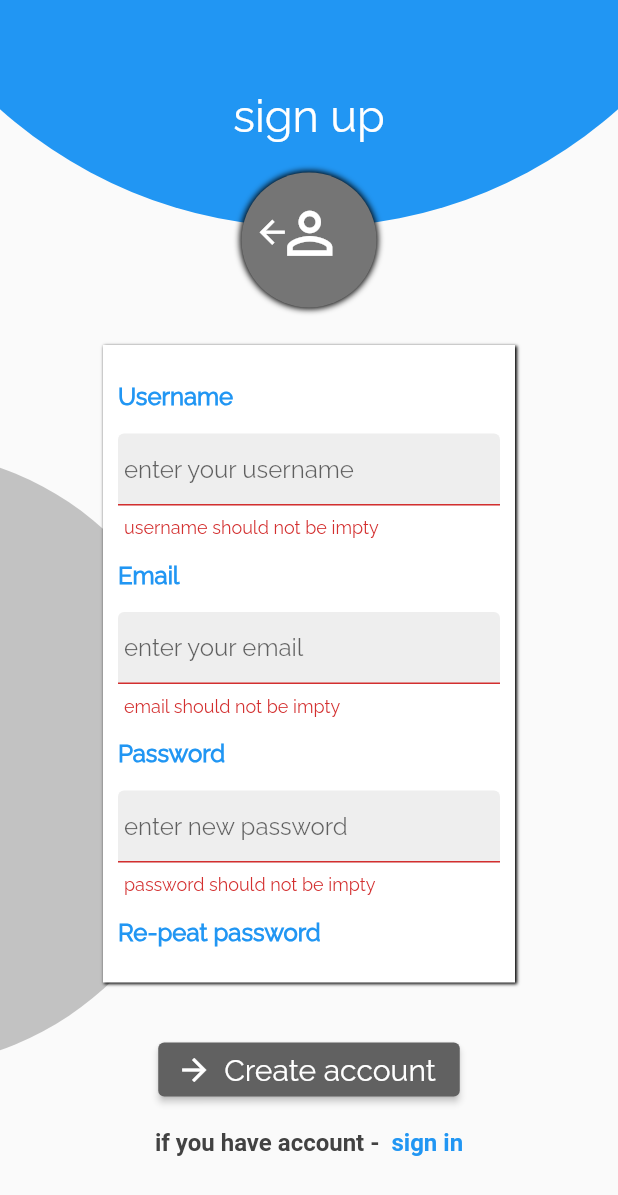
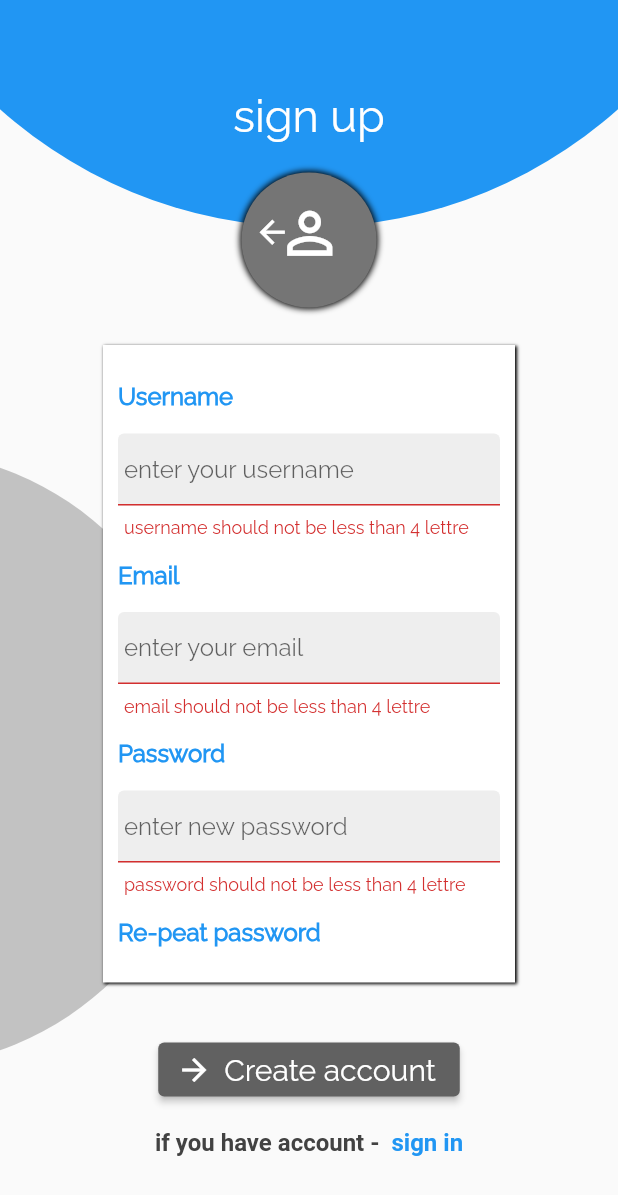
Before and after one commit to ziadmk12/first_project_flutter, a Flutter app: the screen it shows after launch, after a tap on the "person outline" icon, on a phone screen of 412 x 824 dp. Shown: the top 1195 px of the screen. Run offline on Flutter 3.47's test engine with Material 2 defaults, Android fonts, the light colour scheme and no system bars; our stand-ins replace carousel_pro, image_picker, shared_preferences; network calls fail.

Commit message:
add ( Icon image , input validator ,  global alert )

```diff
--- /dev/null
+++ b/lib/compenent/alert.dart
@@ -0,0 +1,32 @@
+import 'package:flutter/material.dart';
+
+ShowDialog(context) {
+  return showDialog(
+      context: context,
+      builder: (context) {
+        return AlertDialog(
+          content: Row(
+            children: [Text('Loading '), CircularProgressIndicator()],
+          ),
+        );
+      });
+}
+
+showDialogAll(context, String mytitle, String mycontent) {
+  return showDialog(
+      context: context,
+      builder: (context) {
+        return AlertDialog(
+          content: Text(mycontent),
+          title: Text(mytitle),
+          actions: [
+            TextButton(
+              onPressed: () {
+                Navigator.of(context).pop();
+              },
+              child: Text('close'),
+            ),
+          ],
+        );
+      });
+}
--- /dev/null
+++ b/lib/compenent/validinput.dart
@@ -0,0 +1,53 @@
+import 'package:flutter/material.dart';
+
+validinput(String val, int max, int min, String type) {
+  if (val.trim().length > max) {
+    return '$type should not be less than $max lettre';
+  }
+
+  if (val.trim().length < min) {
+    return '$type should not be less than $min lettre';
+  }
+
+  if (val.trim().isEmpty) {
+    return '$type should not be impty';
+  }
+}
+
+validEmail(String val, int max, int min, String type) {
+  Pattern pattern =
+      r"^[a-zA-Z0-9.!#$%&'*+/=?^_`{|}~-]+@[a-zA-Z0-9](?:[a-zA-Z0-9-]{0,253}[a-zA-Z0-9])?(?:\.[a-zA-Z0-9](?:[a-zA-Z0-9-]{0,253}[a-zA-Z0-9])?)*$";
+  if (val.trim().length > max) {
+    return '$type should not be less than $max lettre';
+  }
+
+  if (val.trim().length < min) {
+    return '$type should not be less than $min lettre';
+  }
+
+  if (val.trim().isEmpty) {
+    return '$type should not be impty';
+  }
+
+  RegExp regExp = new RegExp(pattern);
+  if (!regExp.hasMatch(val)) {
+    return '$type form not match (exemple@gmail.com)';
+  }
+}
+
+confirmPassword(String val, int max, int min, String type, String password) {
+  if (val.trim().length > max) {
+    return '$type should not be less than $max lettre';
+  }
+
+  if (val.trim().length < min) {
+    return '$type should not be less than $min lettre';
+  }
+
+  if (val.trim().isEmpty) {
+    return '$type should not be impty';
+  }
+  if (val != password) {
+    return '$type not match';
+  }
+}
--- a/lib/pages/login.dart
+++ b/lib/pages/login.dart
@@ -1,8 +1,11 @@
+import 'package:first_project/compenent/validinput.dart';
 import 'package:flutter/gestures.dart';
 import 'package:flutter/material.dart';
 import 'package:http/http.dart' as http;
 import 'dart:convert' as convert;
 import 'package:shared_preferences/shared_preferences.dart';
+
+import '../compenent/alert.dart';
 
 class Login extends StatefulWidget {
   @override
@@ -16,38 +19,6 @@ class _LoginState extends State<Login> {
   TextEditingController confirmpassword = new TextEditingController();
   GlobalKey<FormState> formstatesignup = new GlobalKey<FormState>();
   GlobalKey<FormState> formstatesignin = new GlobalKey<FormState>();
-  Pattern pattern =
-      r"^[a-zA-Z0-9.!#$%&'*+/=?^_`{|}~-]+@[a-zA-Z0-9](?:[a-zA-Z0-9-]{0,253}[a-zA-Z0-9])?(?:\.[a-zA-Z0-9](?:[a-zA-Z0-9-]{0,253}[a-zA-Z0-9])?)*$";
-  showdialog(context) {
-    return showDialog(
-        context: context,
-        builder: (context) {
-          return AlertDialog(
-            content: Row(
-              children: [Text('Loading '), CircularProgressIndicator()],
-            ),
-          );
-        });
-  }
-
-  showdialogAll(context, String mytitle, String mycontent) {
-    return showDialog(
-        context: context,
-        builder: (context) {
-          return AlertDialog(
-            content: Text(mycontent),
-            title: Text(mytitle),
-            actions: [
-              TextButton(
-                onPressed: () {
-                  Navigator.of(context).pop();
-                },
-                child: Text('done'),
-              ),
-            ],
-          );
-        });
-  }
 
   savePref(String id, String username, String email) async {
     SharedPreferences prefs = await SharedPreferences.getInstance();
@@ -74,7 +45,7 @@ class _LoginState extends State<Login> {
             responsebody['email']);
         Navigator.of(context).pushNamed('home');
       } else {
-        showdialogAll(context, 'Faild', 'email or password incorrect');
+        showDialogAll(context, 'Faild', 'email or password incorrect');
       }
     } else {
       print('no valid');
@@ -97,63 +68,10 @@ class _LoginState extends State<Login> {
         print('succes');
         Navigator.of(context).pushNamed('home');
       } else {
-        showdialogAll(context, 'Faild', 'this email is used before');
+        showDialogAll(context, 'Faild', 'this email is used before');
       }
     } else {
       print('no valid');
-    }
-  }
-
-  String validGlobal(String val) {
-    if (val.trim().isEmpty) {
-      return 'faild is empty';
-    }
-  }
-
-  String validUsername(String val) {
-    if (val.trim().isEmpty) {
-      return 'username should not be impty';
-    }
-    if (val.trim().length < 4) {
-      return 'username should not be less than 4 lettre';
-    }
-    if (val.trim().length > 10) {
-      return 'username should not be larger than 10 lettre';
-    }
-  }
-
-  String validPassword(String val) {
-    if (val.trim().isEmpty) {
-      return 'password should not be impty';
-    }
-    if (val.trim().length < 4) {
-      return 'password should not be less than 4 lettre';
-    }
-    if (val.trim().length > 10) {
-      return 'password should not be larger than 10 lettre';
-    }
-  }
-
-  String validConfirmPassword(String val) {
-    if (val != password.text) {
-      return 'password incorect';
-    }
-  }
-
-  String validEmail(String val) {
-    if (val.trim().isEmpty) {
-      return 'email should not be impty';
-    }
-    if (val.trim().length < 4) {
-      return 'email should not be less than 4 lettre';
-    }
-    if (val.trim().length > 20) {
-      return 'email should not be larger than 20 lettre';
-    }
-
-    RegExp regExp = new RegExp(pattern);
-    if (!regExp.hasMatch(val)) {
-      return 'email form not match (exemple@gmail.com)';
     }
   }
 
@@ -369,7 +287,7 @@ class _LoginState extends State<Login> {
                   SizedBox(
                     height: 15,
                   ),
-                  textFieldForm(false, 'enter your email', email, validEmail),
+                  textFieldForm(false, 'enter your email', email, 'email'),
 
                   SizedBox(
                     height: 15,
@@ -383,7 +301,7 @@ class _LoginState extends State<Login> {
                     height: 15,
                   ),
                   textFieldForm(
-                      true, 'enter your password', password, validPassword)
+                      true, 'enter your password', password, 'password')
                 ],
                 //end textfield username
               ),
@@ -431,7 +349,7 @@ class _LoginState extends State<Login> {
                     height: 15,
                   ),
                   textFieldForm(
-                      false, 'enter your username', username, validUsername),
+                      false, 'enter your username', username, 'username'),
                   SizedBox(
                     height: 15,
                   ),
@@ -445,7 +363,7 @@ class _LoginState extends State<Login> {
                   SizedBox(
                     height: 15,
                   ),
-                  textFieldForm(false, 'enter your email', email, validEmail),
+                  textFieldForm(false, 'enter your email', email, 'email'),
                   SizedBox(
                     height: 15,
                   ),
@@ -458,7 +376,7 @@ class _LoginState extends State<Login> {
                     height: 15,
                   ),
                   textFieldForm(
-                      true, 'enter new password', password, validPassword),
+                      true, 'enter new password', password, 'password'),
                   SizedBox(
                     height: 15,
                   ),
@@ -471,7 +389,7 @@ class _LoginState extends State<Login> {
                     height: 15,
                   ),
                   textFieldForm(true, 'Re-peat your password again',
-                      confirmpassword, validConfirmPassword),
+                      confirmpassword, 'confirmpass'),
                 ],
                 //end textfield username
               ),
@@ -482,11 +400,24 @@ class _LoginState extends State<Login> {
     );
   }
 
-  TextFormField textFieldForm(bool pass, String myHintText,
-      TextEditingController myController, myValid) {
+  TextFormField textFieldForm(
+      bool pass, String myHintText, TextEditingController myController, type) {
     return TextFormField(
       obscureText: pass,
-      validator: myValid,
+      validator: (val) {
+        if (type == "username") {
+          return validinput(val, 10, 4, "username");
+        }
+        if (type == "email") {
+          return validEmail(val, 20, 4, "email");
+        }
+        if (type == "password") {
+          return validinput(val, 10, 4, "password");
+        }
+        if (type == "confirmpass") {
+          return confirmPassword(val, 10, 4, "confirmpass", password.text);
+        }
+      },
       controller: myController,
       decoration: InputDecoration(
           contentPadding: EdgeInsets.all(4),
--- a/lib/pages/post.dart
+++ b/lib/pages/post.dart
@@ -146,17 +146,29 @@ class _PostState extends State<Post> {
                 future: getPost(),
                 builder: (BuildContext context, AsyncSnapshot snapshot) {
                   if (snapshot.hasData) {
-                    return Column(
-                      children: [
-                        for (int i = snapshot.data.length - 1; i >= 0; i--)
-                          postList(
+                    // return Column(
+                    //   children: [
+                    //     for (int i = snapshot.data.length - 1; i >= 0; i--)
+                    //       postList(
+                    //         username: snapshot.data[i]['username'],
+                    //         postcontent: snapshot.data[i]['post'],
+                    //         post_id: snapshot.data[i]['post_id'],
+                    //         post_image: snapshot.data[i]['post_image'],
+                    //       )
+                    //   ],
+                    // );
+                    return ListView.builder(
+                        shrinkWrap: true,
+                        physics: NeverScrollableScrollPhysics(),
+                        itemCount: snapshot.data.length,
+                        itemBuilder: (BuildContext context, int i) {
+                          return postList(
                             username: snapshot.data[i]['username'],
                             postcontent: snapshot.data[i]['post'],
                             post_id: snapshot.data[i]['post_id'],
                             post_image: snapshot.data[i]['post_image'],
-                          )
-                      ],
-                    );
+                          );
+                        });
                   }
                   return Center(
                     child: CircularProgressIndicator(),
```
Also changed, not shown: pubspec.yaml (+7 -0 lines), images/logo.jpg (added), pubspec.lock, 22 other files.
